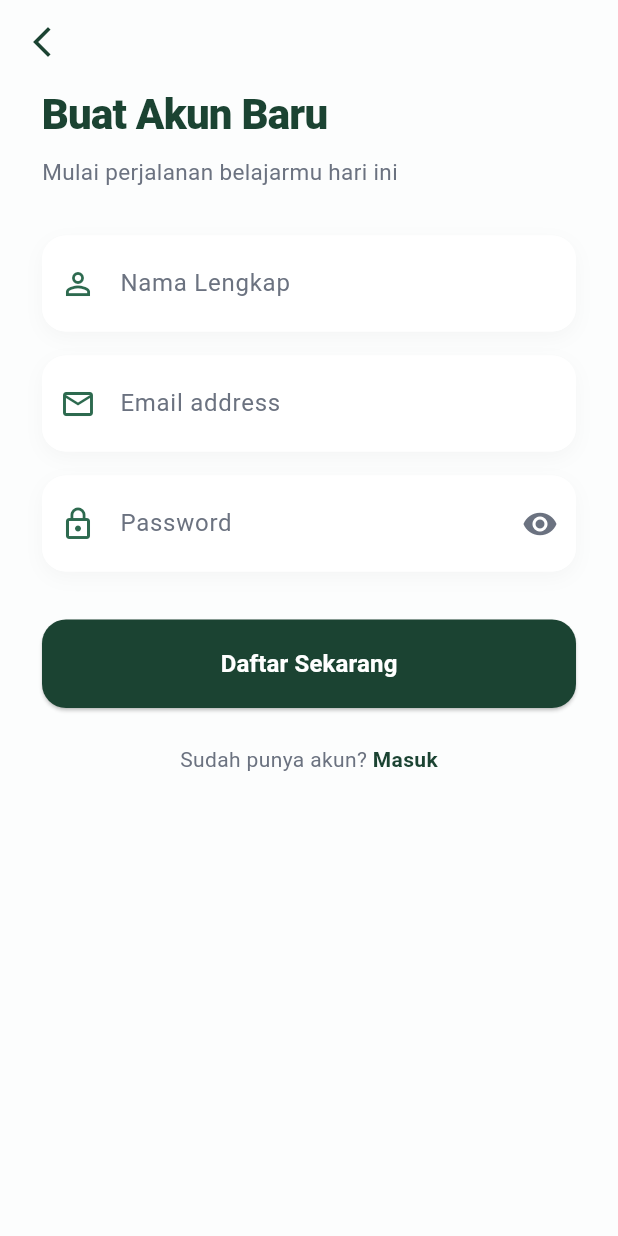
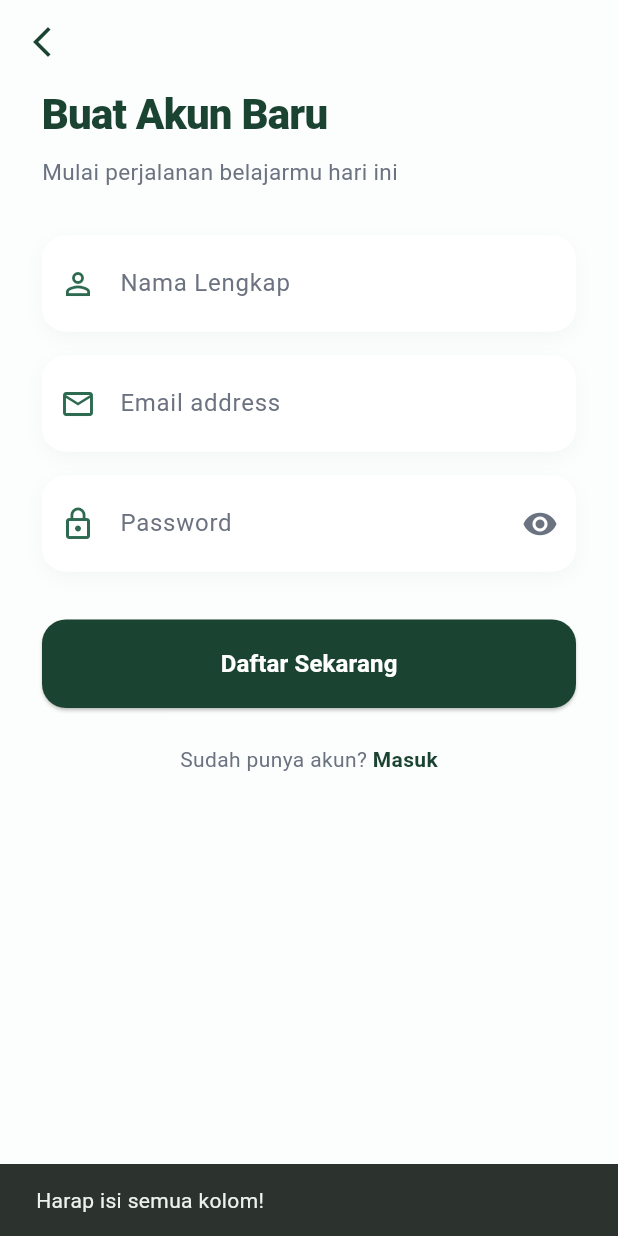
Before and after one commit to Septianhutasoit/Sister_MicroServices_ELearning, a Flutter app: the RegisterPage screen opened directly, after a tap on "Daftar Sekarang", on a phone screen of 412 x 824 dp. Run offline on Flutter 3.47's test engine with Material 3 defaults, Android fonts, the phone set to English and light mode, and no system bars.

Commit message:
register

```diff
--- /dev/null
+++ b/mobile-app/lib/core/config/api_config.dart
@@ -0,0 +1,3 @@
+class ApiConfig {
+  static const String baseUrl = "http://10.0.2.2:3000/api";
+}
--- a/mobile-app/lib/features/auth/pages/register_page.dart
+++ b/mobile-app/lib/features/auth/pages/register_page.dart
@@ -1,15 +1,34 @@
 import 'package:flutter/material.dart';
 import '../../../core/theme/app_colors.dart';
+import '../controllers/auth_controller.dart'; // Pastikan file controller ini sudah kamu buat ya
 
 class RegisterPage extends StatefulWidget {
   const RegisterPage({super.key});
 
-   @override
+  @override
   State<RegisterPage> createState() => _RegisterPageState();
 }
 
 class _RegisterPageState extends State<RegisterPage> {
   bool _isPasswordVisible = false;
+  bool _isLoading = false; // Untuk menampilkan animasi muter
+
+  // 1. TAMBAHKAN CONTROLLER UNTUK MEMBACA KETIKAN USER
+  final TextEditingController _nameController = TextEditingController();
+  final TextEditingController _emailController = TextEditingController();
+  final TextEditingController _passwordController = TextEditingController();
+
+  // Memanggil AuthController untuk tembak API Gateway
+  final AuthController _authController = AuthController();
+
+  // Jangan lupa dibersihkan agar memori HP tidak bocor
+  @override
+  void dispose() {
+    _nameController.dispose();
+    _emailController.dispose();
+    _passwordController.dispose();
+    super.dispose();
+  }
 
   @override
   Widget build(BuildContext context) {
@@ -20,7 +39,7 @@ class _RegisterPageState extends State<RegisterPage> {
         elevation: 0,
         leading: IconButton(
           icon: const Icon(Icons.arrow_back_ios_new, color: AppColors.primary),
-          onPressed: () => Navigator.pop(context), // Tombol kembali
+          onPressed: () => Navigator.pop(context),
         ),
       ),
       body: SafeArea(
@@ -48,6 +67,7 @@ class _RegisterPageState extends State<RegisterPage> {
               // --- FORM NAMA LENGKAP ---
               _buildInputContainer(
                 child: TextField(
+                  controller: _nameController, // <-- Pasang controller disini
                   decoration: _inputDecoration(
                     "Nama Lengkap",
                     Icons.person_outline,
@@ -59,6 +79,7 @@ class _RegisterPageState extends State<RegisterPage> {
               // --- FORM EMAIL ---
               _buildInputContainer(
                 child: TextField(
+                  controller: _emailController, // <-- Pasang controller disini
                   keyboardType: TextInputType.emailAddress,
                   decoration: _inputDecoration(
                     "Email address",
@@ -71,6 +92,8 @@ class _RegisterPageState extends State<RegisterPage> {
               // --- FORM PASSWORD ---
               _buildInputContainer(
                 child: TextField(
+                  controller:
+                      _passwordController, // <-- Pasang controller disini
                   obscureText: !_isPasswordVisible,
                   decoration: _inputDecoration("Password", Icons.lock_outline)
                       .copyWith(
@@ -92,14 +115,85 @@ class _RegisterPageState extends State<RegisterPage> {
               ),
               const SizedBox(height: 32),
 
-              // --- TOMBOL DAFTAR ---
+              // --- TOMBOL DAFTAR (BAGIAN B YANG SUDAH DIPERBAIKI) ---
               ElevatedButton(
-                onPressed: () {},
+                // Jika sedang loading, tombol mati. Jika tidak, jalankan logic.
+                onPressed: _isLoading
+                    ? null
+                    : () async {
+                        // Ambil teks yang diketik user
+                        String name = _nameController.text.trim();
+                        String email = _emailController.text.trim();
+                        String password = _passwordController.text.trim();
+
+                        // Cek apakah ada yang kosong
+                        if (name.isEmpty || email.isEmpty || password.isEmpty) {
+                          ScaffoldMessenger.of(context).showSnackBar(
+                            const SnackBar(
+                              content: Text("Harap isi semua kolom!"),
+                            ),
+                          );
+                          return; // Berhenti disini, jangan lanjut ke API
+                        }
+
+                        // Mulai animasi loading
+                        setState(() => _isLoading = true);
+
+                        // INILAH BAGIAN B: Memanggil Microservices lewat Controller
+                        bool isSuccess = await _authController.register(
+                          name,
+                          email,
+                          password,
+                        );
+
+                        // Mencegah error jika user menekan tombol 'back' saat loading
+                        if (!mounted) return;
+
+                        // Matikan animasi loading
+                        setState(() => _isLoading = false);
+
+                        // Cek hasil dari API
+                        if (isSuccess) {
+                          ScaffoldMessenger.of(context).showSnackBar(
+                            const SnackBar(
+                              content: Text(
+                                "Akun berhasil dibuat! Silakan masuk.",
+                              ),
+                              backgroundColor: Colors.green,
+                            ),
+                          );
+                          Navigator.pop(
+                            context,
+                          ); // Sukses? Kembali ke halaman Login
+                        } else {
+                          ScaffoldMessenger.of(context).showSnackBar(
+                            const SnackBar(
+                              content: Text(
+                                "Gagal mendaftar. Silakan coba lagi.",
+                              ),
+                              backgroundColor: Colors.red,
+                            ),
+                          );
+                        }
+                      },
                 style: _buttonStyle(),
-                child: const Text(
-                  "Daftar Sekarang",
-                  style: TextStyle(fontSize: 16, fontWeight: FontWeight.bold),
-                ),
+                // Ubah tulisan jadi animasi muter kalau lagi loading
+                child: _isLoading
+                    ? const SizedBox(
+                        height: 20,
+                        width: 20,
+                        child: CircularProgressIndicator(
+                          color: Colors.white,
+                          strokeWidth: 2,
+                        ),
+                      )
+                    : const Text(
+                        "Daftar Sekarang",
+                        style: TextStyle(
+                          fontSize: 16,
+                          fontWeight: FontWeight.bold,
+                        ),
+                      ),
               ),
               const SizedBox(height: 24),
 
@@ -129,7 +223,6 @@ class _RegisterPageState extends State<RegisterPage> {
       ),
     );
   }
-
 
   Widget _buildInputContainer({required Widget child}) {
     return Container(
--- a/mobile-app/pubspec.yaml
+++ b/mobile-app/pubspec.yaml
@@ -34,6 +34,7 @@ dependencies:
   # The following adds the Cupertino Icons font to your application.
   # Use with the CupertinoIcons class for iOS style icons.
   cupertino_icons: ^1.0.8
+  http: ^1.6.0
 
 dev_dependencies:
   flutter_test:
```
Also changed, not shown: mobile-app/lib/features/auth/controllers/auth_controller.dart (added, +44 -0 lines).
